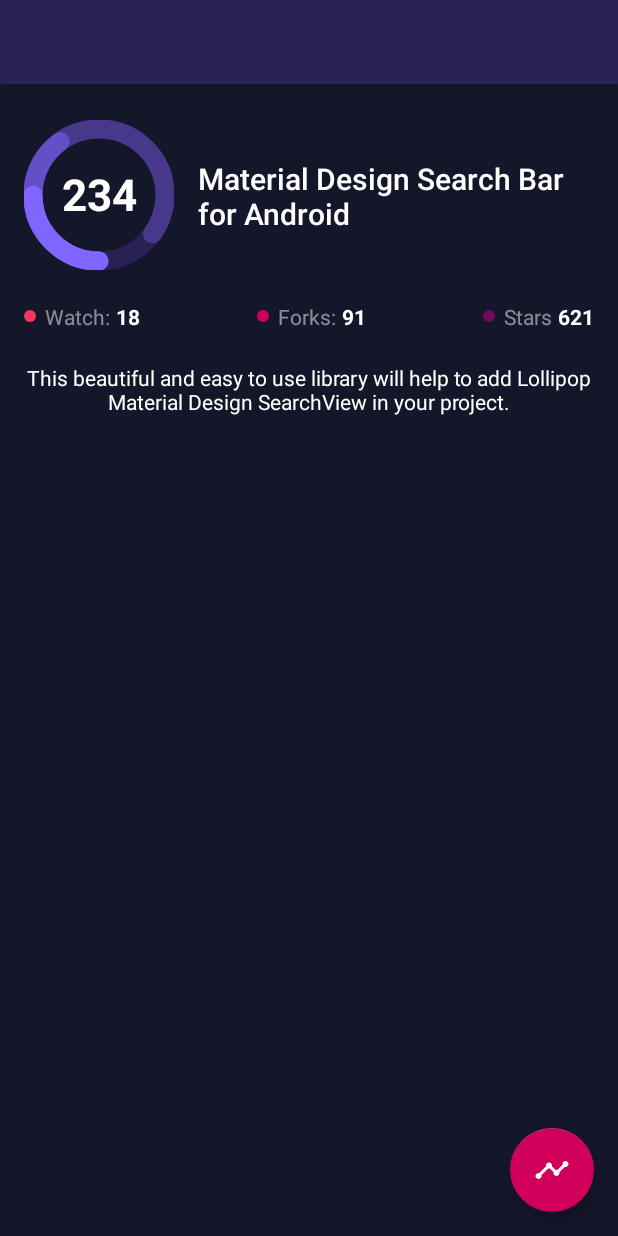
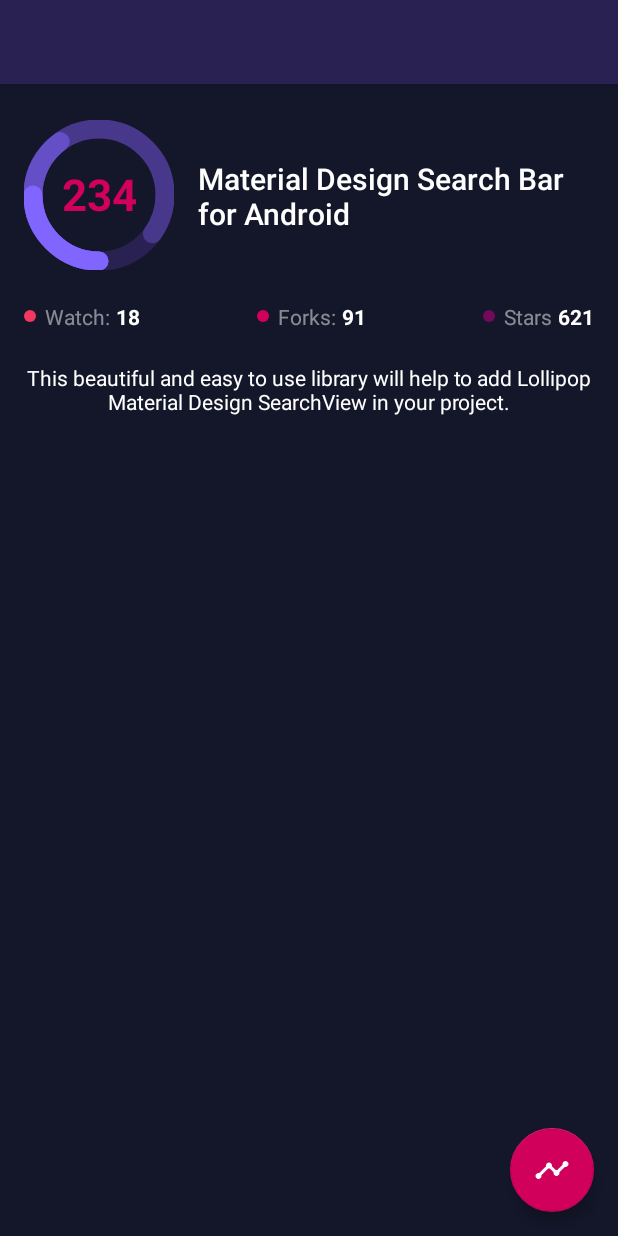
Before and after one commit to mancj/SlimChart, an Android app: the screen it shows after launch (MainActivity), on a phone screen of 412 x 824 dp. Run offline under Robolectric (Android 15) with nearby library versions, the phone set to English and light mode, and no system bars; 1 statement that could not run was skipped.

Commit message:
Add textColor Update readme

```diff
--- a/SlimChart/app/src/main/java/com/mancj/example/MainActivity.java
+++ b/SlimChart/app/src/main/java/com/mancj/example/MainActivity.java
@@ -29,7 +29,7 @@ public class MainActivity extends AppCompatActivity {
         colors[1] = Color.rgb(127, 22, 101);
         colors[2] = Color.rgb(217, 3, 104);
         colors[3] = Color.rgb(247, 76, 110);
-        slimChart.setColors(colors);
+//        slimChart.setColors(colors);
 
         //Create array for your stats
         final float[] stats = new float[4];
@@ -47,7 +47,9 @@ public class MainActivity extends AppCompatActivity {
 
         slimChart.setStrokeWidth(13);
         slimChart.setText("234");
+        slimChart.setTextColor(Color.WHITE);
         slimChart.setRoundEdges(true);
+
     }
 
     @Override
--- a/SlimChart/app/src/main/res/layout/content_main.xml
+++ b/SlimChart/app/src/main/res/layout/content_main.xml
@@ -18,6 +18,7 @@
         app:roundedEdges="true"
         app:text="234"
         app:strokeWidth="8dp"
+        app:textColor="@color/colorAccent"
         android:text="Hello World!"
         android:layout_width="wrap_content"
         android:id="@+id/slimChart"
--- a/SlimChart/slimchart/src/main/java/com/mancj/slimchart/SlimChart.java
+++ b/SlimChart/slimchart/src/main/java/com/mancj/slimchart/SlimChart.java
@@ -16,6 +16,7 @@ import android.view.animation.DecelerateInterpolator;
 
 public class SlimChart extends View {
     private static final float DEFAULT_SIZE = 100;
+    private static final float FULL_CIRCLE_ANGLE = 360f;
     private int strokeWidth = 6;
     private RectF chartRect;
     private int[] colors;
@@ -27,32 +28,34 @@ public class SlimChart extends View {
     private float density;
     private boolean roundEdges;
     private int animDuration = 1000;
+    private int textColor;
 
     public SlimChart(Context context) {
         super(context);
-        init(context, null);
+        init(null);
     }
 
     public SlimChart(Context context, AttributeSet attrs) {
         super(context, attrs);
-        init(context, attrs);
+        init(attrs);
     }
 
     public SlimChart(Context context, AttributeSet attrs, int defStyleAttr) {
         super(context, attrs, defStyleAttr);
-        init(context, attrs);
+        init(attrs);
     }
 
-    private void init(Context context, AttributeSet attrs){
-        TypedArray typedArray = context.obtainStyledAttributes(attrs, R.styleable.SlimChart);
+    private void init(AttributeSet attrs){
+        TypedArray typedArray = getContext().obtainStyledAttributes(attrs, R.styleable.SlimChart);
 
-        this.density = context.getResources().getDisplayMetrics().density;
+        this.density = getContext().getResources().getDisplayMetrics().density;
         this.defaultSize = (int) (DEFAULT_SIZE * density);
         this.strokeWidth = (int) typedArray.getDimension(R.styleable.SlimChart_strokeWidth, strokeWidth * density);
         this.roundEdges = typedArray.getBoolean(R.styleable.SlimChart_roundedEdges, false);
         this.text = typedArray.getString(R.styleable.SlimChart_text);
+        this.textColor = typedArray.getColor(R.styleable.SlimChart_textColor, Color.WHITE);
 
-        int defColor = ContextCompat.getColor(context, R.color.colorAccent);
+        int defColor = ContextCompat.getColor(getContext(), R.color.colorAccent);
         this.color = typedArray.getColor(R.styleable.SlimChart_defaultColor, defColor);
 
         typedArray.recycle();
@@ -126,14 +129,19 @@ public class SlimChart extends View {
     @Override
     protected void onDraw(Canvas canvas) {
         super.onDraw(canvas);
-        for (int i = 0; i < stats.length; i++) {
-            if (colors == null)
-            {
-                colors = createColors();
+        if (stats != null)
+        {
+            for (int i = 0; i < stats.length; i++) {
+                if (colors == null)
+                {
+                    colors = createColors();
+                }
+                drawChart(canvas, colors[i], calculatePercents(FULL_CIRCLE_ANGLE, stats[i]));
             }
-            drawChart(canvas, colors[i], calculatePercents(360f, stats[i]));
+        }else {
+            drawChart(canvas, color, calculatePercents(FULL_CIRCLE_ANGLE, 100));
         }
-        createColors();
+//        createColors();
         drawText(canvas);
     }
 
@@ -157,7 +165,7 @@ public class SlimChart extends View {
             return;
         }
         Paint paint = new Paint();
-        paint.setColor(Color.WHITE);
+        paint.setColor(textColor);
         paint.setAntiAlias(true);
         paint.setTextSize(chartRect.height()/3);
         paint.setTypeface(Typeface.DEFAULT_BOLD);
@@ -190,13 +198,25 @@ public class SlimChart extends View {
         invalidate();
     }
 
+    public boolean isRoundEdgesEnabled() {
+        return roundEdges;
+    }
+
     public void setStats(float[] stats) {
         this.stats = stats;
         invalidate();
     }
 
+    public float[] getStats() {
+        return stats;
+    }
+
     public void setColors(int[] colors) {
         this.colors = colors;
+    }
+
+    public int[] getColors() {
+        return colors;
     }
 
     public void setColor(int color) {
@@ -205,13 +225,34 @@ public class SlimChart extends View {
         invalidate();
     }
 
+    public int getColor() {
+        return color;
+    }
+
     public void setStrokeWidth(int strokeWidth) {
         this.strokeWidth = (int) (strokeWidth * density);
         invalidate();
     }
 
+    public int getStrokeWidth() {
+        return strokeWidth;
+    }
+
     public void setText(String text) {
         this.text = text;
+        invalidate();
     }
 
+    public String getText() {
+        return text;
+    }
+
+    public void setTextColor(int textColorResId) {
+        this.textColor = ContextCompat.getColor(getContext(), textColorResId);
+        invalidate();
+    }
+
+    public int getTextColor() {
+        return textColor;
+    }
 }
--- a/SlimChart/slimchart/src/main/res/values/slimchart.xml
+++ b/SlimChart/slimchart/src/main/res/values/slimchart.xml
@@ -5,5 +5,6 @@
         <attr name="strokeWidth" format="dimension"/>
         <attr name="roundedEdges" format="boolean"/>
         <attr name="text" format="string"/>
+        <attr name="textColor" format="color"/>
     </declare-styleable>
 </resources>
```
Also changed, not shown: 1 other file.
